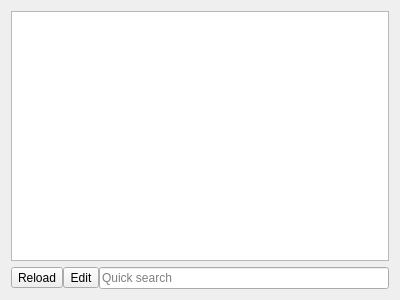
Above: ownerwidget.ui from Kuszki/MultimapAWZ before the change. Below: the same form after it.
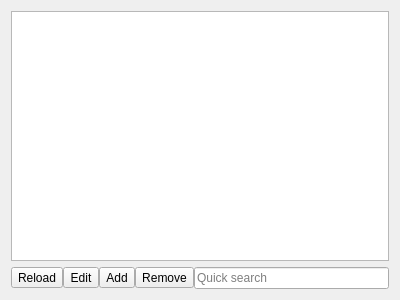
That is the form after the change. Icons and pictures are not drawn.

```diff
--- a/ownerwidget.ui
+++ b/ownerwidget.ui
@@ -61,6 +61,28 @@
        </property>
       </widget>
      </item>
+     <item>
+      <widget class="QToolButton" name="addButton">
+       <property name="text">
+        <string>Add</string>
+       </property>
+       <property name="icon">
+        <iconset theme="list-add">
+         <normaloff>.</normaloff>.</iconset>
+       </property>
+      </widget>
+     </item>
+     <item>
+      <widget class="QToolButton" name="remButton">
+       <property name="text">
+        <string>Remove</string>
+       </property>
+       <property name="icon">
+        <iconset theme="list-remove">
+         <normaloff>.</normaloff>.</iconset>
+       </property>
+      </widget>
+     </item>
      <item>
       <widget class="QLineEdit" name="searchEdit">
        <property name="placeholderText">
```
Left out of the diff: 42 changed lines with no effect on the pictures.
